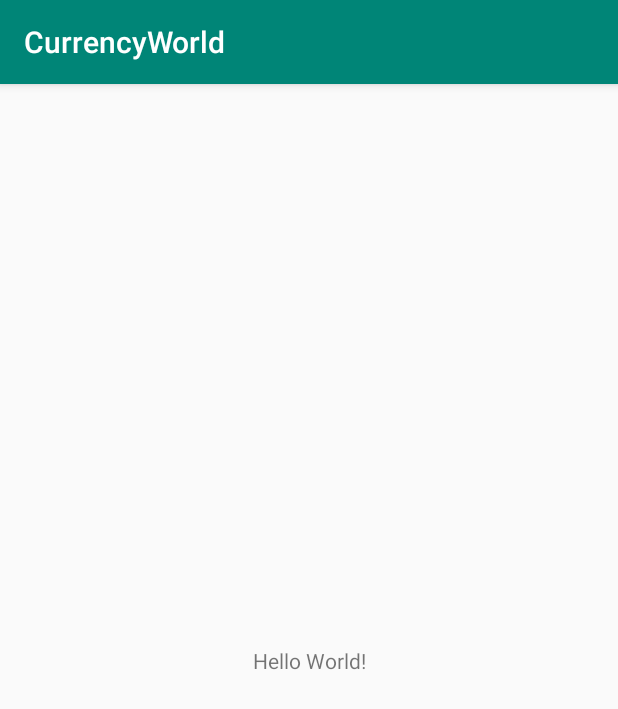
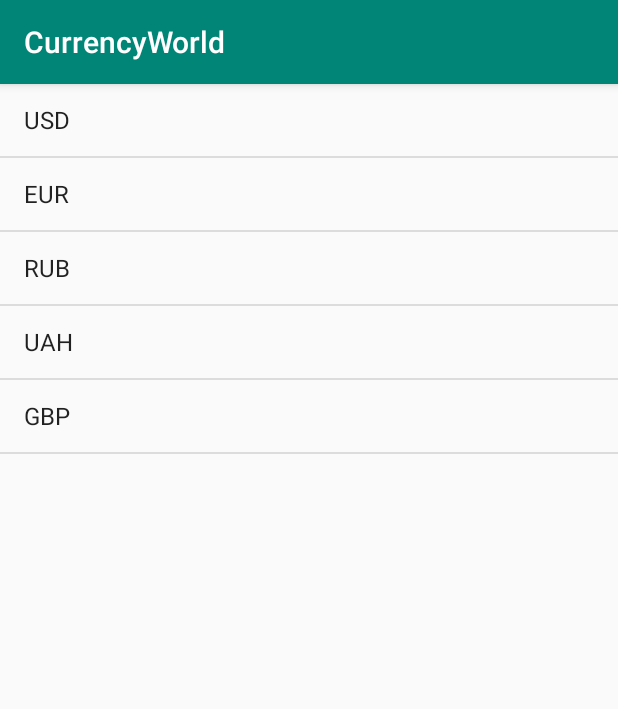
Before and after one commit to innoananga/CurrencyWorld, an Android app: the screen it shows after launch (MainActivity), on a phone screen of 412 x 824 dp. Shown: the top 709 px of the screen. Run offline under Robolectric (Android 15) with nearby library versions, the phone set to English and light mode, and no system bars.

Commit message:
Add currencies list

```diff
--- a/app/src/main/java/com/maxzdanchuk/currencyworld/MainActivity.java
+++ b/app/src/main/java/com/maxzdanchuk/currencyworld/MainActivity.java
@@ -2,12 +2,26 @@ package com.maxzdanchuk.currencyworld;
 
 import android.support.v7.app.AppCompatActivity;
 import android.os.Bundle;
+import android.widget.ArrayAdapter;
+import android.widget.ListView;
 
 public class MainActivity extends AppCompatActivity {
+
+    // Набор данных, которые свяжем со списком
+    String[] currencies = { "USD", "EUR", "RUB", "UAH", "GBP"};
 
     @Override
     protected void onCreate(Bundle savedInstanceState) {
         super.onCreate(savedInstanceState);
         setContentView(R.layout.activity_main);
+
+        // Получаем элемент ListView
+        ListView countriesList = (ListView) findViewById(R.id.currencyList);
+
+        // Создаем адаптер
+        ArrayAdapter<String> adapter = new ArrayAdapter(this, android.R.layout.simple_list_item_1, currencies);
+
+        // Устанавливаем для списка адаптер
+        countriesList.setAdapter(adapter);
     }
 }
--- a/app/src/main/res/layout/activity_main.xml
+++ b/app/src/main/res/layout/activity_main.xml
@@ -6,13 +6,10 @@
     android:layout_height="match_parent"
     tools:context=".MainActivity">
 
-    <TextView
-        android:layout_width="wrap_content"
-        android:layout_height="wrap_content"
-        android:text="Hello World!"
-        app:layout_constraintBottom_toBottomOf="parent"
-        app:layout_constraintLeft_toLeftOf="parent"
-        app:layout_constraintRight_toRightOf="parent"
-        app:layout_constraintTop_toTopOf="parent" />
+    <ListView
+        android:id="@+id/currencyList"
+        android:layout_width="match_parent"
+        android:layout_height="match_parent">
+    </ListView>
 
 </android.support.constraint.ConstraintLayout>
```
